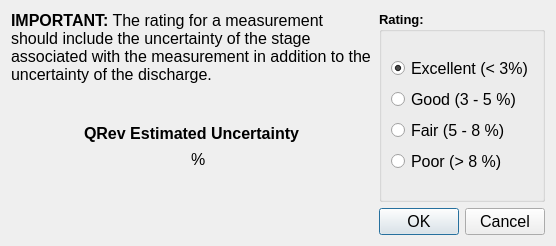
Before: the Qt Designer form UI/wRating.ui in Sana-hammemi/qrevint, drawn with Qt 5.
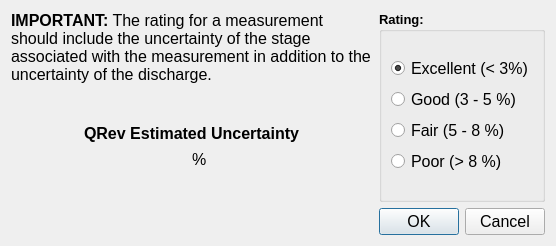
After: the same form once the commit is applied.

The edit to the form file:
```diff
--- a/UI/wRating.ui
+++ b/UI/wRating.ui
@@ -107,6 +107,11 @@
          </item>
          <item>
           <widget class="QLabel" name="uncertainty_value">
+           <property name="font">
+            <font>
+             <pointsize>12</pointsize>
+            </font>
+           </property>
            <property name="text">
             <string/>
            </property>
```
